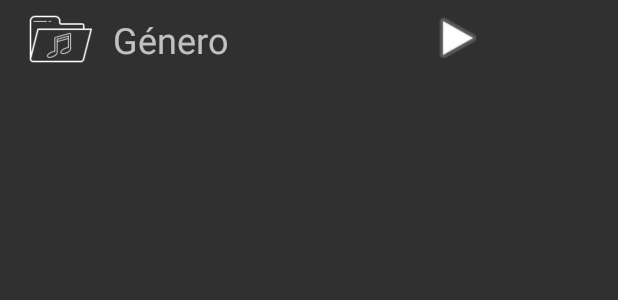
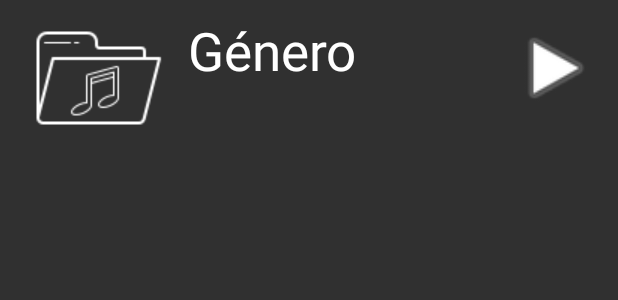
Before and after one commit to gabriela-sandoval/OugiMusic, an Android app: the layout generos_list_view.xml on its own in the app's theme, with its tools: preview values and no code run, on a phone screen of 412 x 824 dp. Shown: the top 300 px of the screen. Run offline under Robolectric (Android 15) with nearby library versions, the phone set to English and light mode, and no system bars.

Commit message:
listView de generos

```diff
--- a/app/src/main/res/layout/cancion_list_view.xml
+++ b/app/src/main/res/layout/cancion_list_view.xml
@@ -4,7 +4,7 @@
     android:layout_height="wrap_content">
 
     <ImageButton
-        android:id="@+id/imageButton"
+        android:id="@+id/generoImage"
         android:layout_width="70dp"
         android:layout_height="70dp"
         android:layout_marginStart="15dp"
@@ -45,7 +45,7 @@
     </LinearLayout>
 
     <Button
-        android:id="@+id/botonPlay"
+        android:id="@+id/botonPlayGenre"
         android:layout_width="40dp"
         android:layout_height="40dp"
         android:layout_marginStart="10dp"
--- a/app/src/main/res/layout/generos_list_view.xml
+++ b/app/src/main/res/layout/generos_list_view.xml
@@ -3,10 +3,10 @@
     android:layout_width="match_parent"
     android:layout_height="wrap_content">
 
-    <ImageButton
-        android:id="@+id/imageButton"
-        android:layout_width="50dp"
-        android:layout_height="50dp"
+    <ImageView
+        android:id="@+id/generoImage"
+        android:layout_width="100dp"
+        android:layout_height="100dp"
         android:layout_marginLeft="15dp"
         android:background="@drawable/playlist_list_view" />
 
@@ -17,21 +17,23 @@
         android:orientation="vertical">
 
         <TextView
-            android:id="@+id/textViewNombreArtista"
+            android:id="@+id/textViewNombreGenero"
             android:layout_width="match_parent"
-            android:layout_height="wrap_content"
+            android:layout_height="86dp"
             android:layout_marginTop="10dp"
             android:text="Género"
-            android:textSize="24sp" />
+            android:textColor="#FFFFFF"
+            android:textSize="35sp" />
 
     </LinearLayout>
 
     <Button
-        android:id="@+id/botonPlay"
-        android:layout_width="40dp"
-        android:layout_height="40dp"
-        android:layout_marginLeft="10dp"
-        android:layout_marginTop="5dp"
+        android:id="@+id/botonPlayGenre"
+        android:layout_width="60dp"
+        android:layout_height="60dp"
+        android:layout_marginLeft="15dp"
+        android:layout_marginTop="15dp"
+        android:layout_marginRight="15dp"
         android:background="@android:drawable/ic_media_play" />
 
 </androidx.appcompat.widget.LinearLayoutCompat>
--- a/app/src/main/res/layout/playlist_list_view.xml
+++ b/app/src/main/res/layout/playlist_list_view.xml
@@ -5,7 +5,7 @@
     android:layout_height="wrap_content"
     >
     <ImageButton
-        android:id="@+id/imageButton"
+        android:id="@+id/generoImage"
         android:layout_width="50dp"
         android:layout_height="50dp"
         android:layout_marginStart="0dp"
```
Also changed, not shown: app/src/main/res/layout/inicio_reproductor_content_main.xml (+5 -5 lines).
